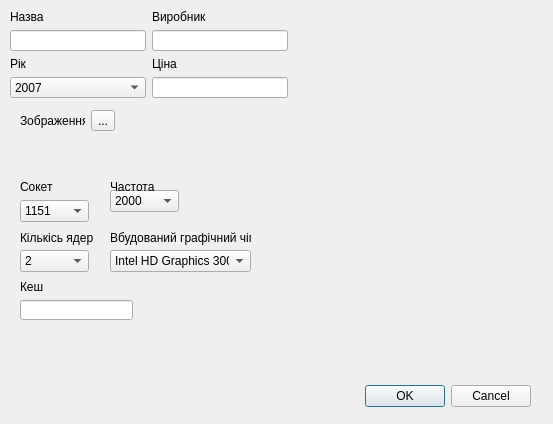
Before: the Qt Designer form hardedit.ui in Fargose/COURSEWORK, drawn with Qt 5.
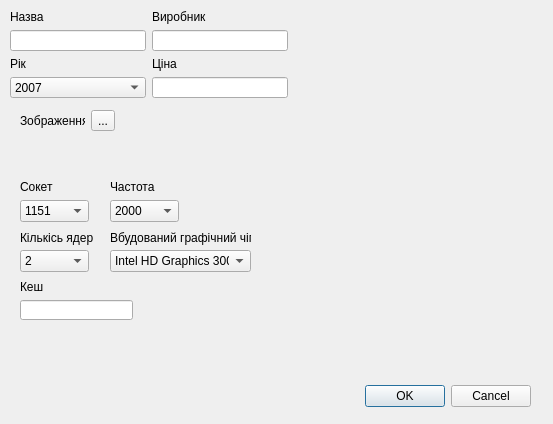
After: the same form once the commit is applied.

What changed in the file:
```diff
--- a/hardedit.ui
+++ b/hardedit.ui
@@ -334,7 +334,7 @@
      <property name="geometry">
       <rect>
        <x>100</x>
-       <y>30</y>
+       <y>40</y>
        <width>69</width>
        <height>22</height>
       </rect>
```
Left out of the diff: 15 changed lines with no effect on the pictures.
